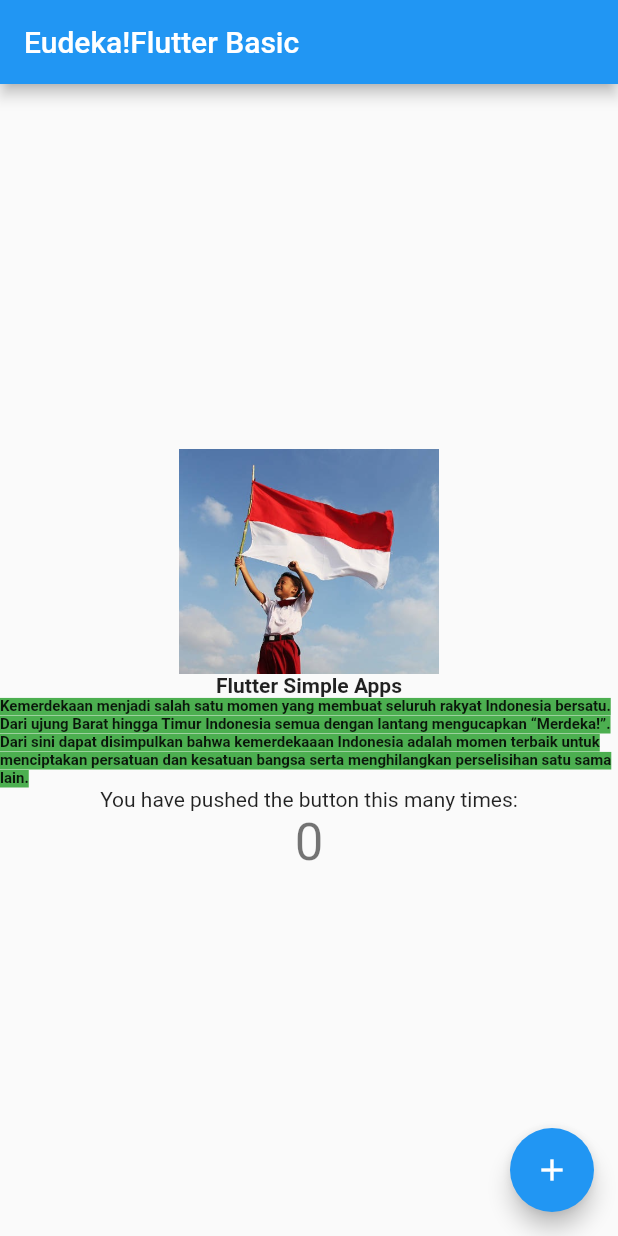
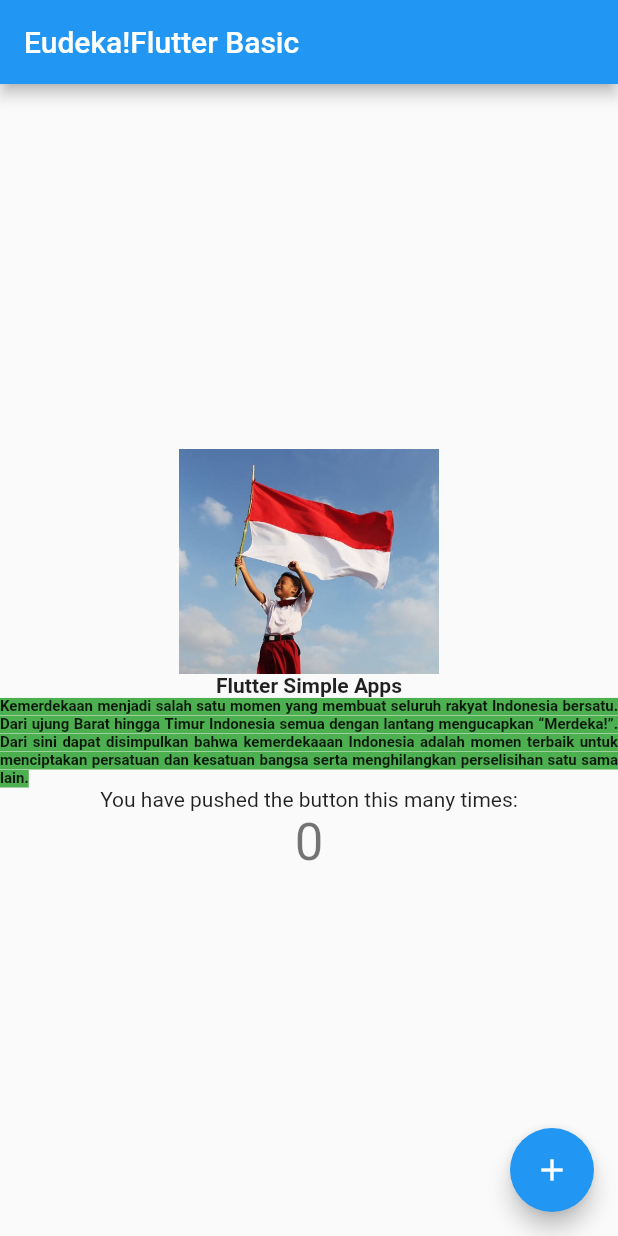
Before and after one commit to gbadnanzain/osg8_tugas2, a Flutter app: the screen it shows after launch, on a phone screen of 412 x 824 dp. Run offline on Flutter 3.47's test engine with Material 2 defaults, Android fonts, the phone set to English and light mode, and no system bars.

Commit message:
update main.dart

```diff
--- a/lib/main.dart
+++ b/lib/main.dart
@@ -92,7 +92,11 @@ class _MyHomePageState extends State<MyHomePage> {
            ),
 
            Text(this.description,
-           style: TextStyle(fontSize:10.0,fontWeight: FontWeight.bold,  backgroundColor: Colors.green)
+           style: TextStyle(
+             fontSize:10.0,
+             fontWeight: FontWeight.bold,
+             backgroundColor: Colors.green),
+             textAlign: TextAlign.justify,
            ),
 
             Text(
```
